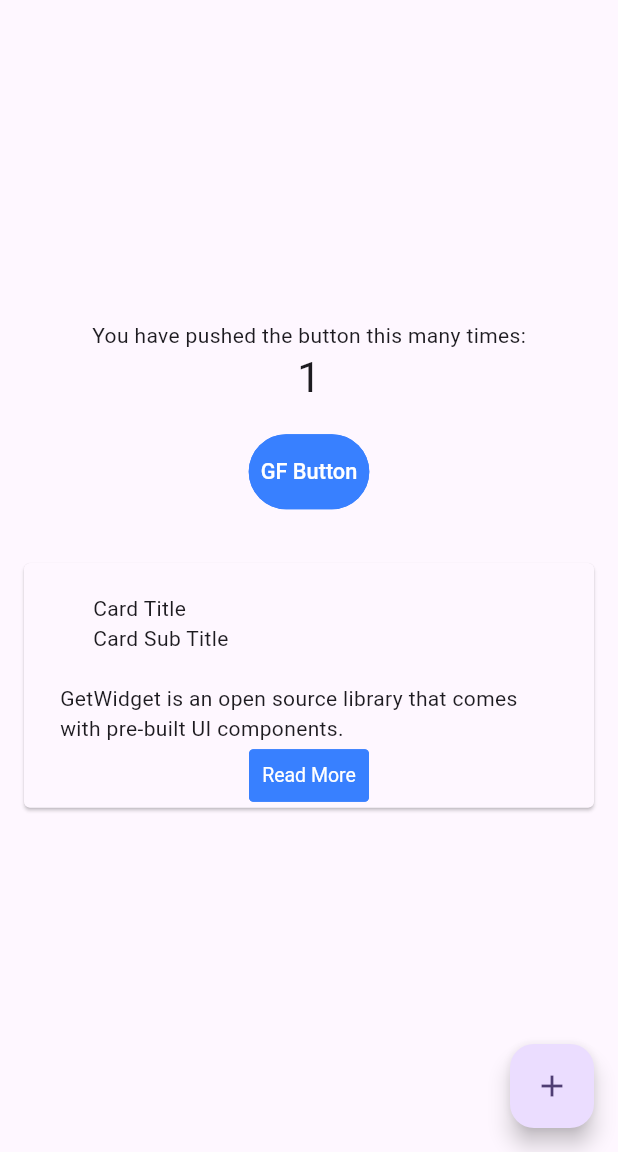
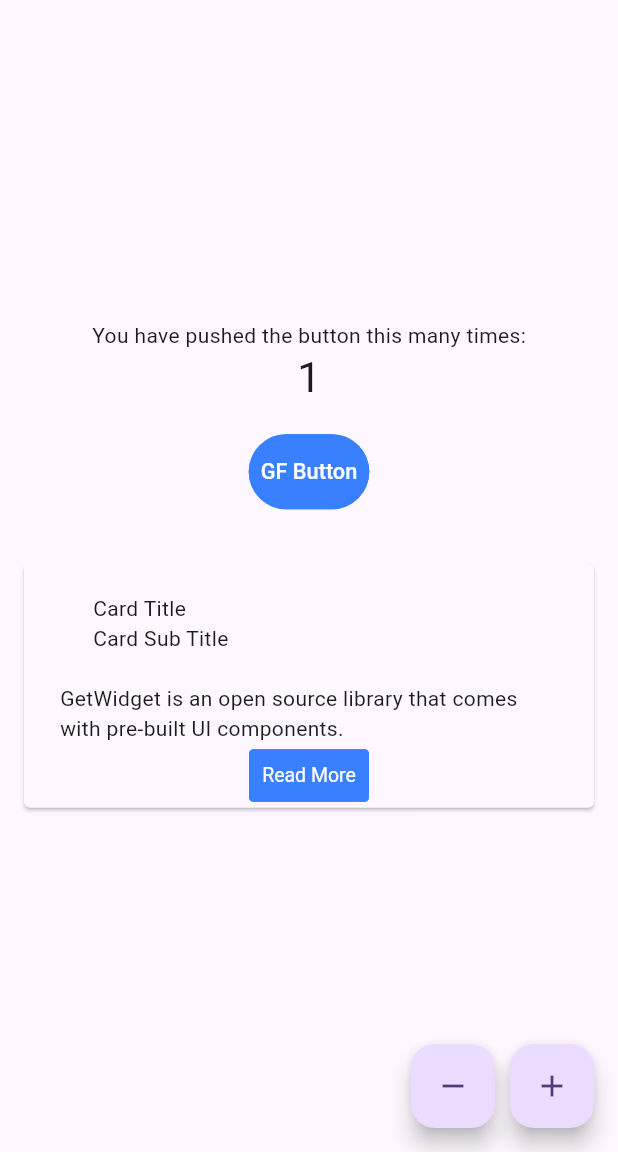
Before and after one commit to Waxmard/rinking-epp, a Flutter app: the screen it shows after launch, after a tap on "GF Button", on a phone screen of 412 x 824 dp, the part 84-1236 px from its top. Run offline on Flutter 3.47's test engine with Material 3 defaults, Android fonts, the phone set to English and light mode, and no system bars; drawn by our look-alikes of getwidget.

Commit message:
feat: add provider implementation for state management
Introduce `CounterProvider` class for managing counter state. Update
`main.dart` to use `ChangeNotifierProvider`, enabling state listening with
`Consumer`. Refactor increment and decrement functionality to utilize
provider methods, improving state handling and separation of
concerns. Add usage documentation in `README.md` for clarity on
provider setup and best practices. Update dependencies to include
the latest provider package.

```diff
--- a/ui/lib/main.dart
+++ b/ui/lib/main.dart
@@ -1,5 +1,7 @@
 import 'package:flutter/material.dart';
 import 'package:getwidget/getwidget.dart';
+import 'package:provider/provider.dart';
+import 'providers/counter_provider.dart';
 
 void main() {
   runApp(const MyApp());
@@ -11,27 +13,15 @@ class MyApp extends StatelessWidget {
   // This widget is the root of your application.
   @override
   Widget build(BuildContext context) {
-    return MaterialApp(
+    return ChangeNotifierProvider(
+      create: (context) => CounterProvider(),
+      child: MaterialApp(
         title: 'Flutter Demo',
         theme: ThemeData(
-        // This is the theme of your application.
-        //
-        // TRY THIS: Try running your application with "flutter run". You'll see
-        // the application has a purple toolbar. Then, without quitting the app,
-        // try changing the seedColor in the colorScheme below to Colors.green
-        // and then invoke "hot reload" (save your changes or press the "hot
-        // reload" button in a Flutter-supported IDE, or press "r" if you used
-        // the command line to start the app).
-        //
-        // Notice that the counter didn't reset back to zero; the application
-        // state is not lost during the reload. To reset the state, use hot
-        // restart instead.
-        //
-        // This works for code too, not just values: Most code changes can be
-        // tested with just a hot reload.
           colorScheme: ColorScheme.fromSeed(seedColor: Colors.deepPurple),
         ),
         home: const MyHomePage(title: 'Flutter Demo Home Page'),
+      ),
     );
   }
 }
@@ -55,17 +45,8 @@ class MyHomePage extends StatefulWidget {
 }
 
 class _MyHomePageState extends State<MyHomePage> {
-  int _counter = 0;
-
-  void _incrementCounter() {
-    setState(() {
-      // This call to setState tells the Flutter framework that something has
-      // changed in this State, which causes it to rerun the build method below
-      // so that the display can reflect the updated values. If we changed
-      // _counter without calling setState(), then the build method would not be
-      // called again, and so nothing would appear to happen.
-      _counter++;
-    });
+  void _incrementCounter(BuildContext context) {
+    Provider.of<CounterProvider>(context, listen: false).increment();
   }
 
   @override
@@ -91,13 +72,17 @@ class _MyHomePageState extends State<MyHomePage> {
           mainAxisAlignment: MainAxisAlignment.center,
           children: <Widget>[
             const Text('You have pushed the button this many times:'),
-            Text(
-              '$_counter',
+            Consumer<CounterProvider>(
+              builder: (context, counterProvider, child) {
+                return Text(
+                  '${counterProvider.count}',
                   style: Theme.of(context).textTheme.headlineMedium,
+                );
+              },
             ),
             const SizedBox(height: 20),
             GFButton(
-              onPressed: _incrementCounter,
+              onPressed: () => _incrementCounter(context),
               text: 'GF Button',
               shape: GFButtonShape.pills,
               color: GFColors.PRIMARY,
@@ -123,10 +108,21 @@ class _MyHomePageState extends State<MyHomePage> {
           ],
         ),
       ),
-      floatingActionButton: FloatingActionButton(
-        onPressed: _incrementCounter,
+      floatingActionButton: Row(
+        mainAxisAlignment: MainAxisAlignment.end,
+        children: [
+          FloatingActionButton(
+            onPressed: () => Provider.of<CounterProvider>(context, listen: false).decrement(),
+            tooltip: 'Decrement',
+            child: const Icon(Icons.remove),
+          ),
+          const SizedBox(width: 10),
+          FloatingActionButton(
+            onPressed: () => _incrementCounter(context),
             tooltip: 'Increment',
             child: const Icon(Icons.add),
+          ),
+        ],
       ), // This trailing comma makes auto-formatting nicer for build methods.
     );
   }
--- /dev/null
+++ b/ui/lib/providers/counter_provider.dart
@@ -0,0 +1,24 @@
+import 'package:flutter/foundation.dart';
+
+class CounterProvider with ChangeNotifier {
+  int _count = 0;
+
+  int get count => _count;
+
+  void increment() {
+    _count++;
+    notifyListeners();
+  }
+
+  void decrement() {
+    if (_count > 0) {
+      _count--;
+      notifyListeners();
+    }
+  }
+
+  void reset() {
+    _count = 0;
+    notifyListeners();
+  }
+}
--- a/ui/pubspec.yaml
+++ b/ui/pubspec.yaml
@@ -35,6 +35,7 @@ dependencies:
   # Use with the CupertinoIcons class for iOS style icons.
   cupertino_icons: ^1.0.8
   getwidget: ^6.0.0
+  provider: ^6.1.1
 
 dev_dependencies:
   flutter_test:
```
Also changed, not shown: ui/pubspec.lock, 1 other file. Lines whose indentation alone changed are shown as unchanged.
